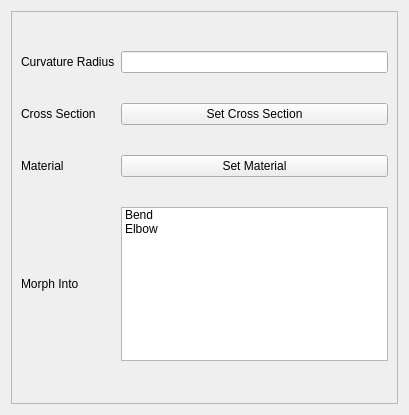
Qt form pulse/interface/ui_files/model/geometry/edit_bend.ui (open-pulse/OpenPulse) before a commit.
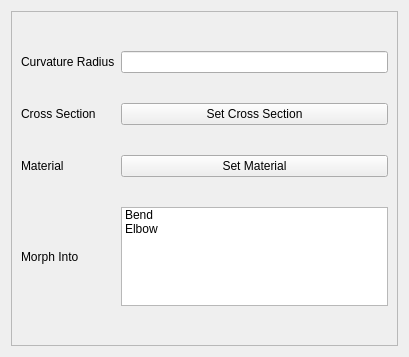
The same form after that commit.

Patch:
```diff
--- a/pulse/interface/ui_files/model/geometry/edit_bend.ui
+++ b/pulse/interface/ui_files/model/geometry/edit_bend.ui
@@ -7,7 +7,7 @@
     <x>0</x>
     <y>0</y>
     <width>409</width>
-    <height>415</height>
+    <height>357</height>
    </rect>
   </property>
   <property name="windowTitle">
```
